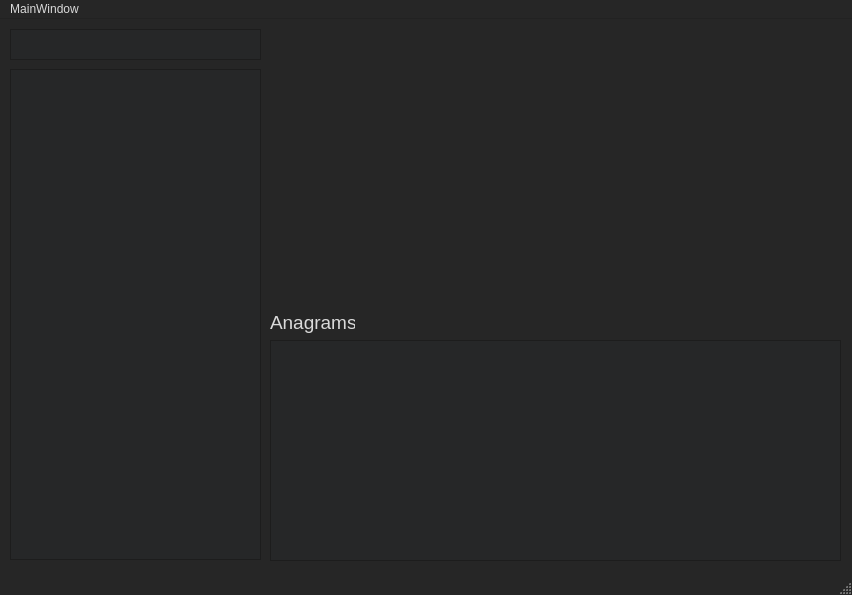
Above: C++/Anagrammit/mainwindow.ui from WinnovaTiviPT21/Jarmo before the change. Below: the same form after it.
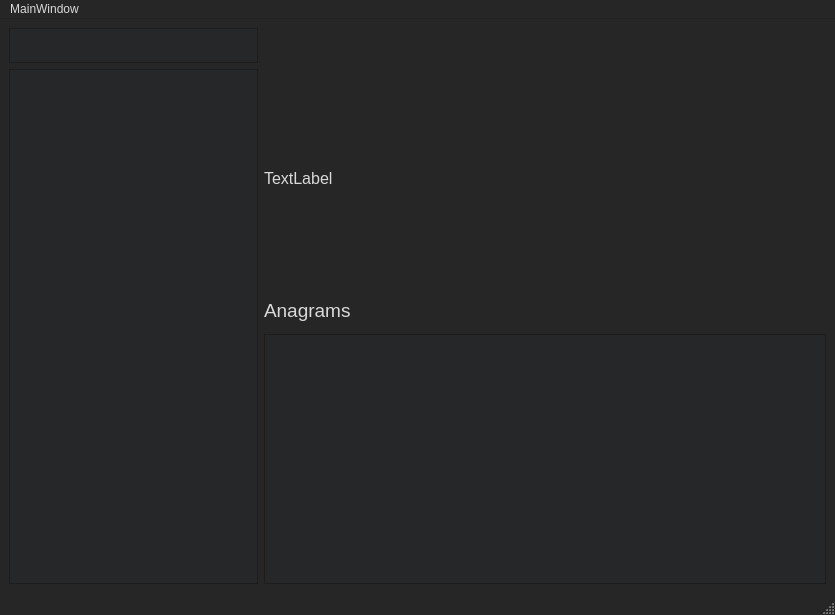
That is the form after the change.

What changed in the file:
```diff
--- a/C++/Anagrammit/mainwindow.ui
+++ b/C++/Anagrammit/mainwindow.ui
@@ -6,8 +6,8 @@
    <rect>
     <x>0</x>
     <y>0</y>
-    <width>852</width>
-    <height>595</height>
+    <width>835</width>
+    <height>615</height>
    </rect>
   </property>
   <property name="palette">
@@ -31,15 +31,6 @@
        </color>
       </brush>
      </colorrole>
-     <colorrole role="Light">
-      <brush brushstyle="SolidPattern">
-       <color alpha="255">
-        <red>255</red>
-        <green>255</green>
-        <blue>255</blue>
-       </color>
-      </brush>
-     </colorrole>
      <colorrole role="Midlight">
       <brush brushstyle="SolidPattern">
        <color alpha="255">
@@ -168,15 +159,6 @@
        </color>
       </brush>
      </colorrole>
-     <colorrole role="Light">
-      <brush brushstyle="SolidPattern">
-       <color alpha="255">
-        <red>255</red>
-        <green>255</green>
-        <blue>255</blue>
-       </color>
-      </brush>
-     </colorrole>
      <colorrole role="Midlight">
       <brush brushstyle="SolidPattern">
        <color alpha="255">
@@ -305,15 +287,6 @@
        </color>
       </brush>
      </colorrole>
-     <colorrole role="Light">
-      <brush brushstyle="SolidPattern">
-       <color alpha="255">
-        <red>255</red>
-        <green>255</green>
-        <blue>255</blue>
-       </color>
-      </brush>
-     </colorrole>
      <colorrole role="Midlight">
       <brush brushstyle="SolidPattern">
        <color alpha="255">
@@ -439,24 +412,30 @@
      <disabled/>
     </palette>
    </property>
+   <layout class="QGridLayout" name="gridLayout_2">
+    <item row="0" column="0">
    <widget class="QTextEdit" name="textEdit">
-    <property name="geometry">
-     <rect>
-      <x>10</x>
-      <y>10</y>
-      <width>251</width>
-      <height>31</height>
-     </rect>
-    </property>
-   </widget>
+      <property name="enabled">
+       <bool>true</bool>
+      </property>
+      <property name="maximumSize">
+       <size>
+        <width>16777215</width>
+        <height>35</height>
+       </size>
+      </property>
+     </widget>
+    </item>
+    <item row="1" column="0" rowspan="3">
+     <widget class="QListWidget" name="listWidget"/>
+    </item>
+    <item row="2" column="1">
    <widget class="QLabel" name="label">
-    <property name="geometry">
-     <rect>
-      <x>270</x>
-      <y>290</y>
-      <width>85</width>
-      <height>26</height>
-     </rect>
+      <property name="maximumSize">
+       <size>
+        <width>16777215</width>
+        <height>35</height>
+       </size>
     </property>
     <property name="font">
      <font>
@@ -467,33 +446,72 @@
      <string>Anagrams</string>
     </property>
    </widget>
-   <widget class="QListView" name="listView">
-    <property name="geometry">
-     <rect>
-      <x>10</x>
-      <y>50</y>
-      <width>251</width>
-      <height>491</height>
-     </rect>
-    </property>
-   </widget>
-   <widget class="QListView" name="listView_2">
-    <property name="geometry">
-     <rect>
-      <x>270</x>
-      <y>321</y>
-      <width>571</width>
-      <height>221</height>
-     </rect>
-    </property>
-   </widget>
+    </item>
+    <item row="1" column="1" colspan="2">
+     <widget class="QLabel" name="label_2">
+      <property name="font">
+       <font>
+        <pointsize>12</pointsize>
+       </font>
+      </property>
+      <property name="frameShape">
+       <enum>QFrame::NoFrame</enum>
+      </property>
+      <property name="frameShadow">
+       <enum>QFrame::Plain</enum>
+      </property>
+      <property name="text">
+       <string>TextLabel</string>
+      </property>
+     </widget>
+    </item>
+    <item row="2" column="2">
+     <spacer name="horizontalSpacer_2">
+      <property name="orientation">
+       <enum>Qt::Horizontal</enum>
+      </property>
+      <property name="sizeHint" stdset="0">
+       <size>
+        <width>468</width>
+        <height>20</height>
+       </size>
+      </property>
+     </spacer>
+    </item>
+    <item row="3" column="1" colspan="2">
+     <widget class="QListWidget" name="listWidget_2">
+      <property name="maximumSize">
+       <size>
+        <width>16777215</width>
+        <height>250</height>
+       </size>
+      </property>
+      <property name="autoFillBackground">
+       <bool>false</bool>
+      </property>
+     </widget>
+    </item>
+    <item row="0" column="1" colspan="2">
+     <spacer name="horizontalSpacer">
+      <property name="orientation">
+       <enum>Qt::Horizontal</enum>
+      </property>
+      <property name="sizeHint" stdset="0">
+       <size>
+        <width>568</width>
+        <height>28</height>
+       </size>
+      </property>
+     </spacer>
+    </item>
+   </layout>
   </widget>
   <widget class="QMenuBar" name="menubar">
    <property name="geometry">
     <rect>
      <x>0</x>
      <y>0</y>
-     <width>852</width>
+     <width>835</width>
      <height>21</height>
     </rect>
    </property>
```
Lines whose indentation alone changed are shown as unchanged.
